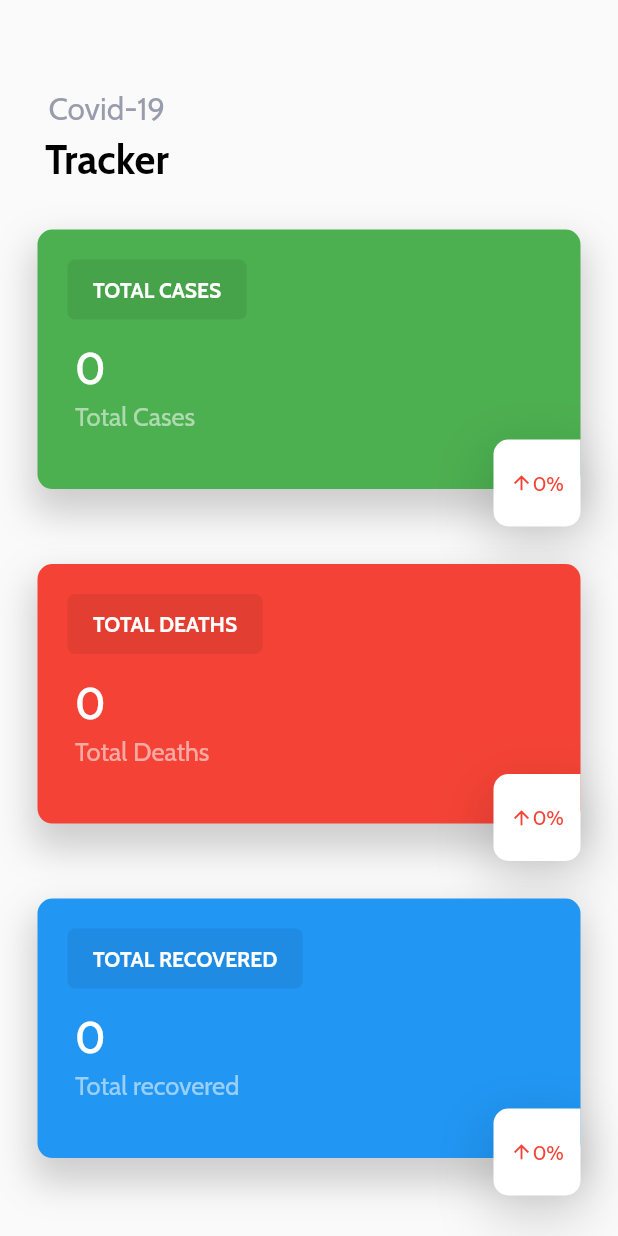
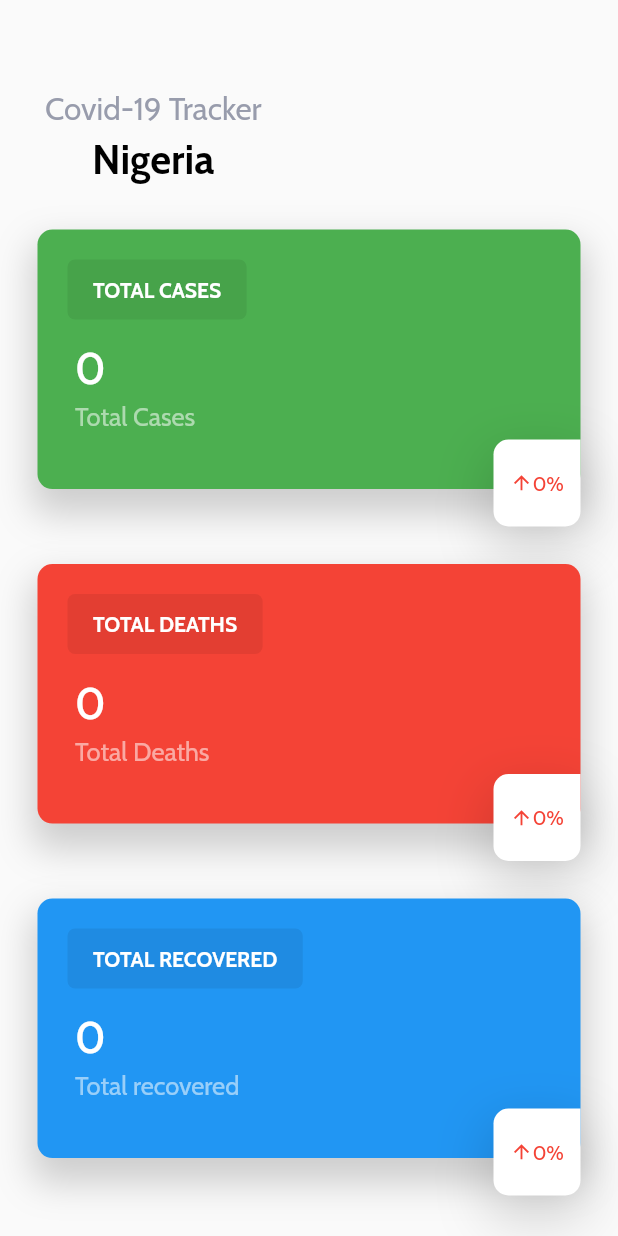
Before and after one commit to deonwaju/deonolarewaju-greenmedical, a Flutter app: the CovidHome2 screen opened by its route, on a phone screen of 412 x 824 dp. Run offline on Flutter 3.47's test engine with Material 2 defaults, Android fonts, the phone set to English and light mode, and no system bars; our stand-ins replace flutter_local_notifications, flutter_redux, flutter_svg, fluttertoast, google_fonts, graphql and 3 more; missing offline and left inert: redux_persist; accounts and stored records are empty; network calls fail; statements that could not run were skipped; project files that could hold a hidden picture were left out.

```diff
--- a/lib/screens/covid/covidScreen.dart
+++ b/lib/screens/covid/covidScreen.dart
@@ -19,14 +19,14 @@ class CovidHome2 extends StatelessWidget {
                 children: <Widget>[
                   const YMargin(60),
                   Text(
-                    'Covid-19',
+                    'Covid-19 Tracker',
                     style: GoogleFonts.cabin(
                         textStyle:
                         TextStyle(fontSize: 21, color: Color(0xff989CAC))),
                   ),
                   const YMargin(4),
                   Text(
-                    'Tracker',
+                    'Nigeria',
                     style: GoogleFonts.cabin(
                       textStyle: TextStyle(
                           fontSize: 27,
```
